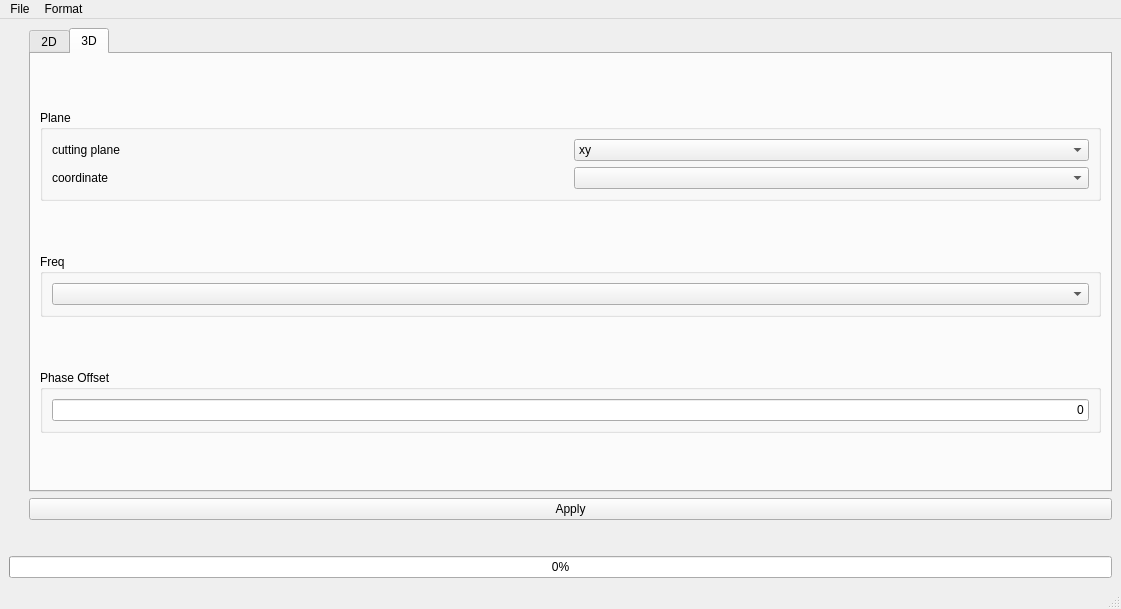
Old version of the form ui/main_window.ui in the repository yn4k4nishi/aemwel_viewer.
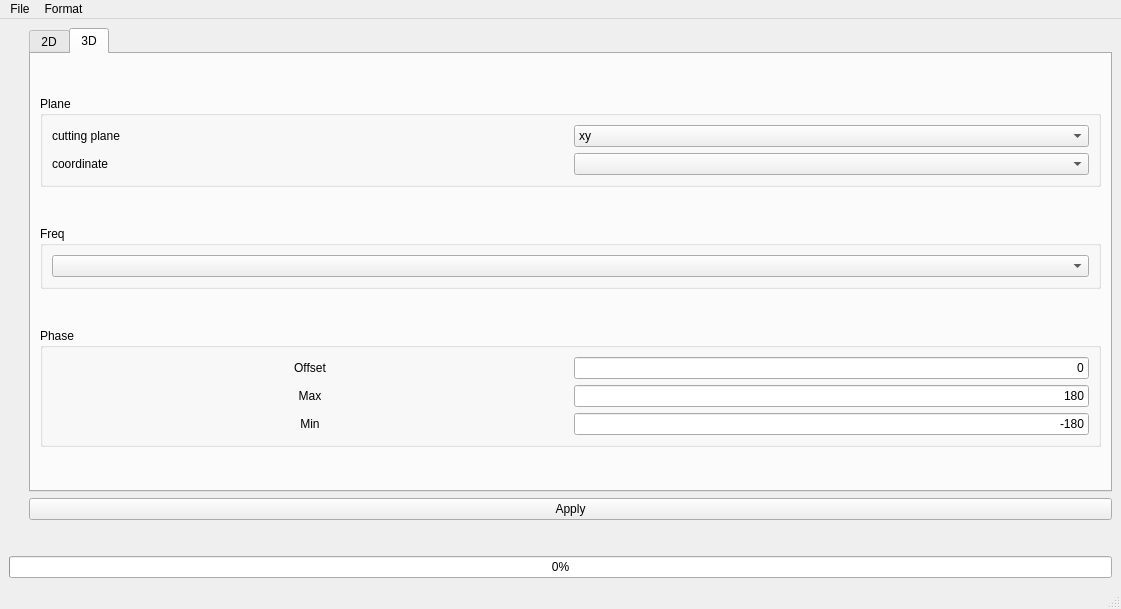
New version of the form.

Commit message: :sparkles: Feature : ui

Patch:
```diff
--- a/ui/main_window.ui
+++ b/ui/main_window.ui
@@ -198,18 +198,93 @@
                </sizepolicy>
               </property>
               <property name="title">
-               <string>Phase Offset</string>
+               <string>Phase</string>
               </property>
               <layout class="QVBoxLayout" name="verticalLayout_8">
                <item>
-                <widget class="QLineEdit" name="lineEdit_offset">
-                 <property name="text">
-                  <string>0</string>
+                <layout class="QGridLayout" name="gridLayout">
+                 <property name="topMargin">
+                  <number>0</number>
                  </property>
-                 <property name="alignment">
-                  <set>Qt::AlignRight|Qt::AlignTrailing|Qt::AlignVCenter</set>
-                 </property>
-                </widget>
+                 <item row="2" column="1">
+                  <widget class="QLineEdit" name="lineEdit_phase_min">
+                   <property name="sizePolicy">
+                    <sizepolicy hsizetype="Minimum" vsizetype="Fixed">
+                     <horstretch>0</horstretch>
+                     <verstretch>0</verstretch>
+                    </sizepolicy>
+                   </property>
+                   <property name="text">
+                    <string>-180</string>
+                   </property>
+                   <property name="alignment">
+                    <set>Qt::AlignRight|Qt::AlignTrailing|Qt::AlignVCenter</set>
+                   </property>
+                  </widget>
+                 </item>
+                 <item row="1" column="1">
+                  <widget class="QLineEdit" name="lineEdit_phase_max">
+                   <property name="sizePolicy">
+                    <sizepolicy hsizetype="Minimum" vsizetype="Fixed">
+                     <horstretch>0</horstretch>
+                     <verstretch>0</verstretch>
+                    </sizepolicy>
+                   </property>
+                   <property name="text">
+                    <string>180</string>
+                   </property>
+                   <property name="alignment">
+                    <set>Qt::AlignRight|Qt::AlignTrailing|Qt::AlignVCenter</set>
+                   </property>
+                  </widget>
+                 </item>
+                 <item row="0" column="0">
+                  <widget class="QLabel" name="label_3">
+                   <property name="text">
+                    <string>Offset</string>
+                   </property>
+                   <property name="alignment">
+                    <set>Qt::AlignCenter</set>
+                   </property>
+                  </widget>
+                 </item>
+                 <item row="0" column="1">
+                  <widget class="QLineEdit" name="lineEdit_phase_offset">
+                   <property name="sizePolicy">
+                    <sizepolicy hsizetype="Minimum" vsizetype="Fixed">
+                     <horstretch>0</horstretch>
+                     <verstretch>0</verstretch>
+                    </sizepolicy>
+                   </property>
+                   <property name="text">
+                    <string>0</string>
+                   </property>
+                   <property name="alignment">
+                    <set>Qt::AlignRight|Qt::AlignTrailing|Qt::AlignVCenter</set>
+                   </property>
+                  </widget>
+                 </item>
+                 <item row="2" column="0">
+                  <widget class="QLabel" name="label_7">
+                   <property name="text">
+                    <string>Min</string>
+                   </property>
+                   <property name="alignment">
+                    <set>Qt::AlignCenter</set>
+                   </property>
+                  </widget>
+                 </item>
+                 <item row="1" column="0">
+                  <widget class="QLabel" name="label_4">
+                   <property name="text">
+                    <string>Max</string>
+                   </property>
+                   <property name="alignment">
+                    <set>Qt::AlignCenter</set>
+                   </property>
+                  </widget>
+                 </item>
+                </layout>
                </item>
               </layout>
              </widget>
```
The commit also changes 2 other files.
